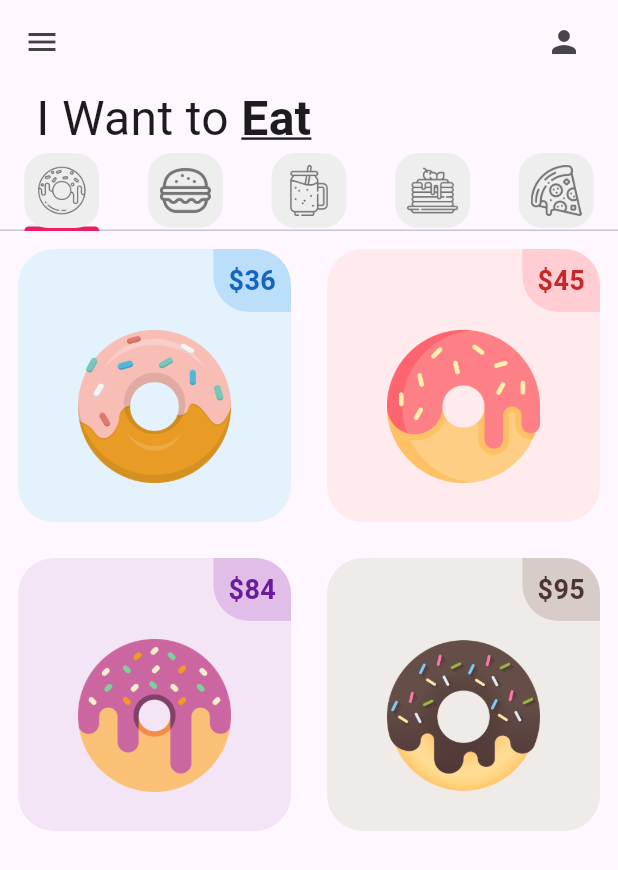
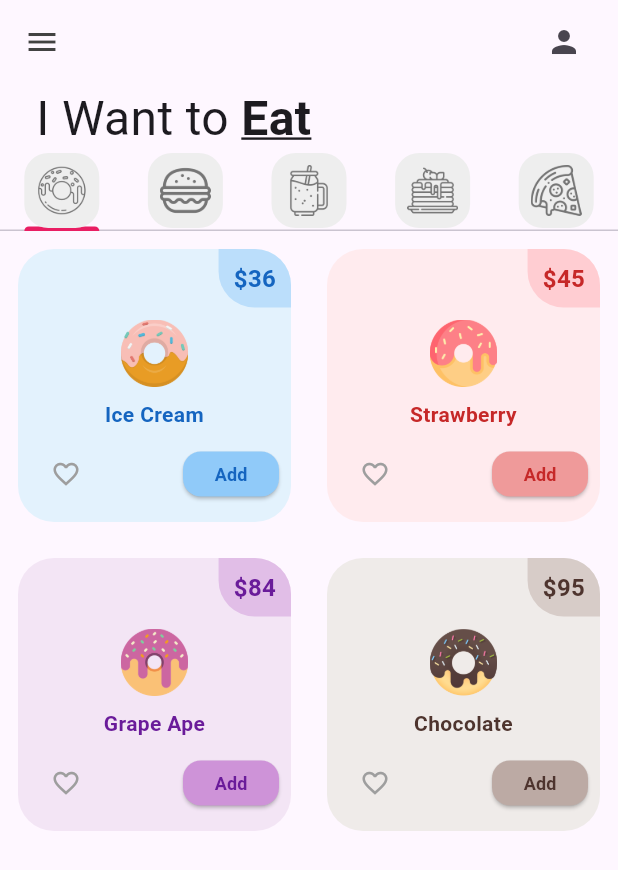
Before and after one commit to ElenaCV12/donut_app_8sc, a Flutter app: the screen it shows after launch, on a phone screen of 412 x 824 dp. Shown: the top 870 px of the screen. Run offline on Flutter 3.47's test engine with Material 3 defaults, Android fonts, the light colour scheme and no system bars.

Commit message:
DonutTile finished

```diff
--- a/lib/utils/donut_tile.dart
+++ b/lib/utils/donut_tile.dart
@@ -16,11 +16,15 @@ class DonutTile extends StatelessWidget {
     return Padding(
       padding: const EdgeInsets.all(12.0),
       child: Container(
+        // Agregamos un tamaño fijo al container para evitar desbordamiento
+        width: 200,
+        height: 240,
         decoration: BoxDecoration(
           color: donutColor[50],
           borderRadius: BorderRadius.circular(borderRadius),
         ),
         child: Column(
+           mainAxisSize: MainAxisSize.min, // Minimiza el espacio vertical
           children: [
             //precio
             Row(
@@ -37,7 +41,7 @@ class DonutTile extends StatelessWidget {
                 child: Text('\$$donutPrice',
                 style: TextStyle(
                   fontWeight: FontWeight.bold,
-                  fontSize: 18,
+                  fontSize: 16,
                   color: donutColor[800],
                 ),
               ),
@@ -46,14 +50,73 @@ class DonutTile extends StatelessWidget {
           ),
 
           //imagen del producto
-          Padding(padding: const EdgeInsets.symmetric(horizontal: 40, vertical: 12),
-                    child: Image.asset(imageName)
+           Expanded( // Wrapped in Expanded
+              child: Padding(
+                padding: const EdgeInsets.symmetric(horizontal: 20, vertical: 8), // Reducido el padding
+                child: Image.asset(
+                  imageName,
+                  fit: BoxFit.contain, // Asegura que la imagen se ajuste
+                )
+              ),
             ),
 
           //Texto del sabor del producto--TAREA
+            Padding(
+              padding: const EdgeInsets.symmetric(horizontal: 8),
+              child: Text(
+                donutFlavor,
+                style: TextStyle(
+                  fontSize: 14, // Reducido de 16 a 14
+                  fontWeight: FontWeight.bold,
+                  color: donutColor[800],
+                ),
+                textAlign: TextAlign.center,
+              ),
+            ),
+
+            const SizedBox(height: 6),
 
           //Iconos de me encanta y agregar---TAREA
+            Padding(
+              padding: const EdgeInsets.only(left: 8, right: 8, bottom: 8),
+              child: Row(
+                mainAxisAlignment: MainAxisAlignment.spaceBetween,
+                children: [
+                  IconButton(
+                    constraints: const BoxConstraints(), // Minimiza el padding del IconButton
+                    padding: EdgeInsets.zero,
+                    icon: const Icon(
+                      Icons.favorite_border,
+                      color: Colors.grey,
+                      size: 20, // Reducido el tamaño del ícono
+                    ),
+                    onPressed: () {},
+                  ),
 
+                  SizedBox(
+                    height: 30, // Altura fija para el botón
+                    child: ElevatedButton(
+                      style: ElevatedButton.styleFrom(
+                        backgroundColor: donutColor[200],
+                        foregroundColor: donutColor[800],
+                        padding: const EdgeInsets.symmetric(horizontal: 12),
+                        shape: RoundedRectangleBorder(
+                          borderRadius: BorderRadius.circular(borderRadius/2),
+                        ),
+                      ),
+                      onPressed: () {},
+                      child: const Text(
+                        'Add',
+                        style: TextStyle(
+                          fontWeight: FontWeight.bold,
+                          fontSize: 12, // Reducido el tamaño de la fuente
+                        ),
+                    ),
+                  ),
+                ),
+             ],
+           ),
+         ),
        ],
      ),
     ),
```
Lines whose indentation alone changed are shown as unchanged.
